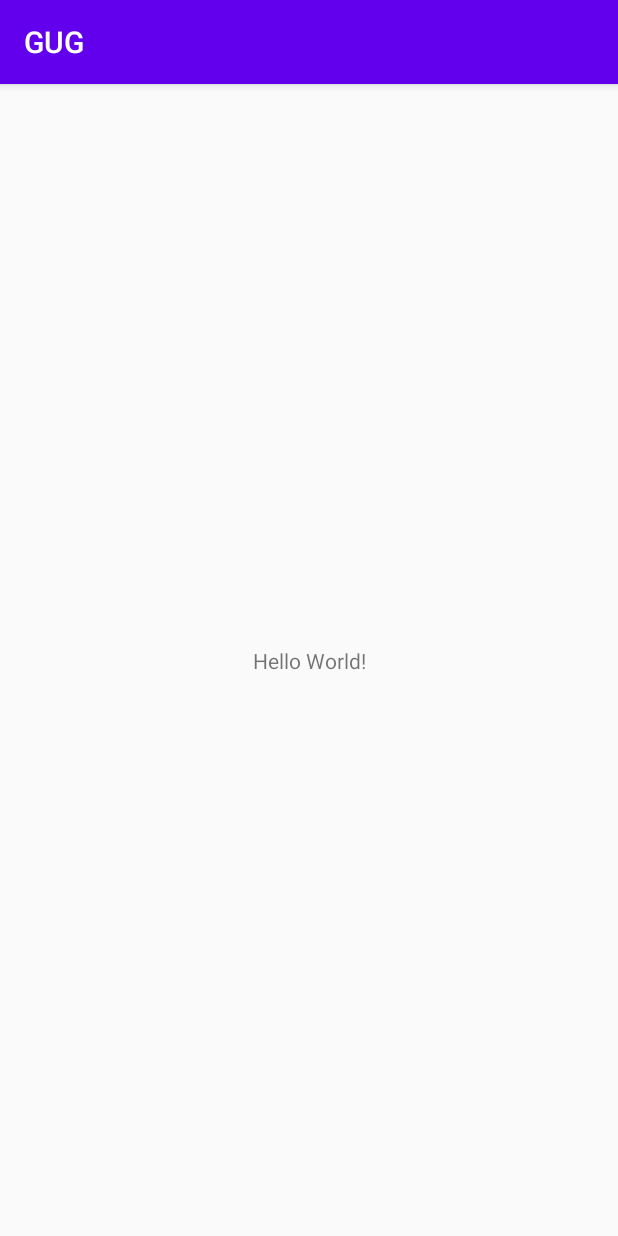
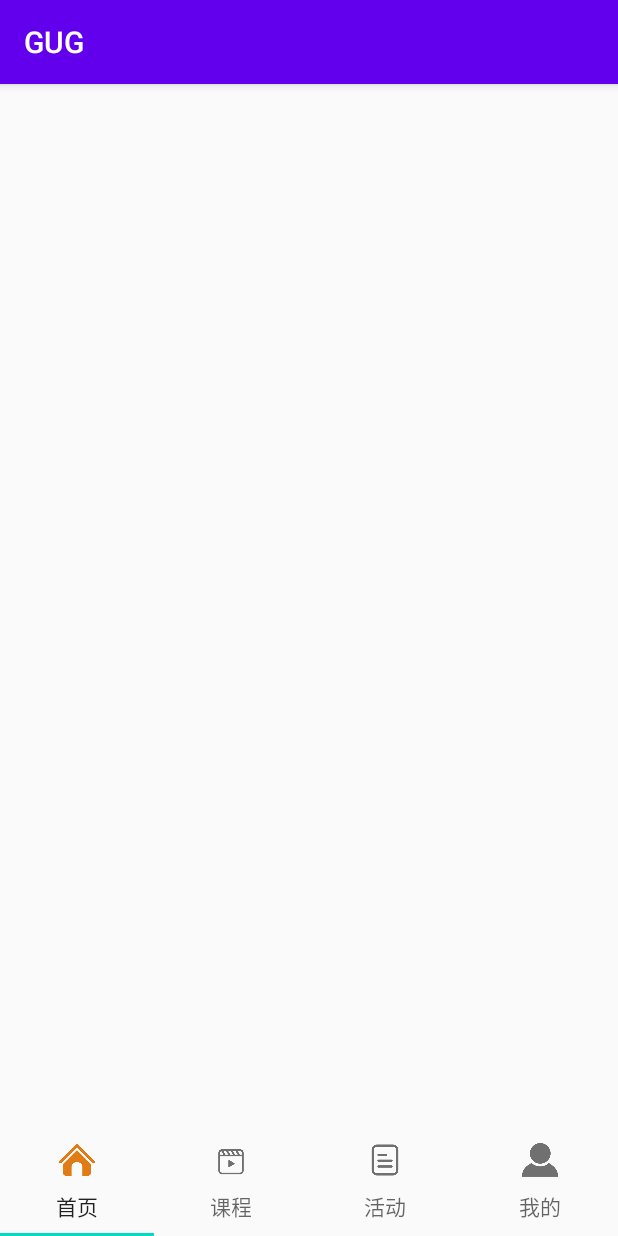
Before and after one commit to cch20021012/BUG, an Android app: the MainActivity screen opened directly, with no data from a screen before it, on a phone screen of 412 x 824 dp. Run offline under Robolectric (Android 15) with nearby library versions, the phone set to English and light mode, and no system bars; our stand-ins replace ButterKnife.

Commit message:
顶级工程师科研项目 月薪三万

```diff
--- a/app/src/main/java/com/example/gug/MainActivity.java
+++ b/app/src/main/java/com/example/gug/MainActivity.java
@@ -1,14 +1,54 @@
 package com.example.gug;
-
-import androidx.appcompat.app.AppCompatActivity;
 
 import android.os.Bundle;
 
+import androidx.annotation.NonNull;
+import androidx.appcompat.app.AppCompatActivity;
+import androidx.fragment.app.Fragment;
+import androidx.fragment.app.FragmentPagerAdapter;
+import androidx.viewpager.widget.ViewPager;
+
+import com.example.gug.cch.ui.class1.ClassFragment;
+import com.google.android.material.tabs.TabLayout;
+
+import java.util.ArrayList;
+
 public class MainActivity extends AppCompatActivity {
+
+    private ViewPager vp_main;
+    private TabLayout tl_main;
 
     @Override
     protected void onCreate(Bundle savedInstanceState) {
         super.onCreate(savedInstanceState);
         setContentView(R.layout.activity_main);
+        initView();
+    }
+
+    private void initView() {
+        vp_main = (ViewPager) findViewById(R.id.vp_main);
+        tl_main = (TabLayout) findViewById(R.id.tl_main);
+        ArrayList<Fragment> fragments = new ArrayList<>();
+        fragments.add(new ClassFragment());
+        fragments.add(new ClassFragment());
+        fragments.add(new ClassFragment());
+        fragments.add(new ClassFragment());
+        vp_main.setAdapter(new FragmentPagerAdapter(getSupportFragmentManager()) {
+            @NonNull
+            @Override
+            public Fragment getItem(int position) {
+                return fragments.get(position);
+            }
+
+            @Override
+            public int getCount() {
+                return fragments.size();
+            }
+        });
+        tl_main.setupWithViewPager(vp_main);
+        tl_main.getTabAt(0).setText("首页").setIcon(R.drawable.home_select_item).isSelected();
+        tl_main.getTabAt(1).setText("课程").setIcon(R.drawable.class_select_item);
+        tl_main.getTabAt(2).setText("活动").setIcon(R.drawable.activity_select_item);
+        tl_main.getTabAt(3).setText("我的").setIcon(R.drawable.me_select_item);
     }
 }
--- /dev/null
+++ b/app/src/main/java/com/example/gug/cch/ui/class1/ClassFragment.java
@@ -0,0 +1,26 @@
+package com.example.gug.cch.ui.class1;
+
+import com.example.gug.base.BaseFragment;
+import com.example.gug.interfaces.IBasePresenter;
+
+public class ClassFragment extends BaseFragment {
+    @Override
+    protected int getLayout() {
+        return 0;
+    }
+
+    @Override
+    protected IBasePresenter createPrenter() {
+        return null;
+    }
+
+    @Override
+    protected void initView() {
+
+    }
+
+    @Override
+    protected void initData() {
+
+    }
+}
--- /dev/null
+++ b/app/src/main/res/drawable/activity_select_item.xml
@@ -0,0 +1,5 @@
+<?xml version="1.0" encoding="utf-8"?>
+<selector xmlns:android="http://schemas.android.com/apk/res/android">
+    <item android:state_selected="true" android:drawable="@drawable/textselect"/>
+    <item android:state_selected="false" android:drawable="@drawable/textnoselect"/>
+</selector>
--- /dev/null
+++ b/app/src/main/res/drawable/class_select_item.xml
@@ -0,0 +1,5 @@
+<?xml version="1.0" encoding="utf-8"?>
+<selector xmlns:android="http://schemas.android.com/apk/res/android">
+    <item android:state_selected="true" android:drawable="@drawable/classselect"/>
+    <item android:state_selected="false" android:drawable="@drawable/classnoselect"/>
+</selector>
--- /dev/null
+++ b/app/src/main/res/drawable/home_select_item.xml
@@ -0,0 +1,5 @@
+<?xml version="1.0" encoding="utf-8"?>
+<selector xmlns:android="http://schemas.android.com/apk/res/android">
+    <item android:state_selected="true" android:drawable="@drawable/homeselect"/>
+    <item android:state_selected="false" android:drawable="@drawable/homenoselect"/>
+</selector>
--- /dev/null
+++ b/app/src/main/res/drawable/me_select_item.xml
@@ -0,0 +1,5 @@
+<?xml version="1.0" encoding="utf-8"?>
+<selector xmlns:android="http://schemas.android.com/apk/res/android">
+    <item android:state_selected="true" android:drawable="@drawable/meselect"/>
+    <item android:state_selected="false" android:drawable="@drawable/menoselect"/>
+</selector>
--- a/app/src/main/res/layout/activity_main.xml
+++ b/app/src/main/res/layout/activity_main.xml
@@ -6,13 +6,18 @@
     android:layout_height="match_parent"
     tools:context=".MainActivity">
 
-    <TextView
-        android:layout_width="wrap_content"
+    <androidx.viewpager.widget.ViewPager
+        android:layout_width="match_parent"
+        android:layout_height="0dp"
+        app:layout_constraintTop_toTopOf="parent"
+        android:id="@+id/vp_main"
+        app:layout_constraintBottom_toTopOf="@+id/tl_main"
+        />
+    <com.google.android.material.tabs.TabLayout
+        android:id="@+id/tl_main"
+        android:layout_width="match_parent"
         android:layout_height="wrap_content"
-        android:text="Hello World!"
         app:layout_constraintBottom_toBottomOf="parent"
-        app:layout_constraintLeft_toLeftOf="parent"
-        app:layout_constraintRight_toRightOf="parent"
-        app:layout_constraintTop_toTopOf="parent" />
+        />
 
 </androidx.constraintlayout.widget.ConstraintLayout>
```
Also changed, not shown: app/src/main/res/drawable/classnoselect.png (added), app/src/main/res/drawable/classselect.png (added), app/src/main/res/drawable/homenoselect.png (added), app/src/main/res/drawable/homeselect.png (added), app/src/main/res/drawable/menoselect.png (added), app/src/main/res/drawable/meselect.png (added), app/src/main/res/drawable/textnoselect.png (added), app/src/main/res/drawable/textselect.png (added).
